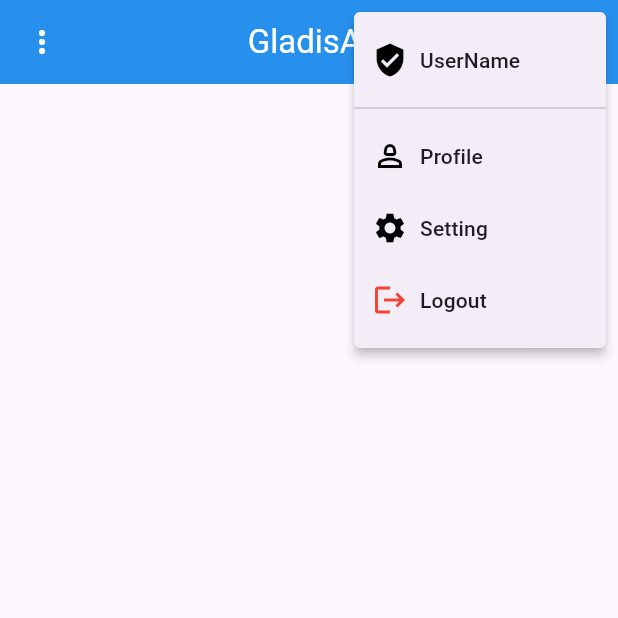
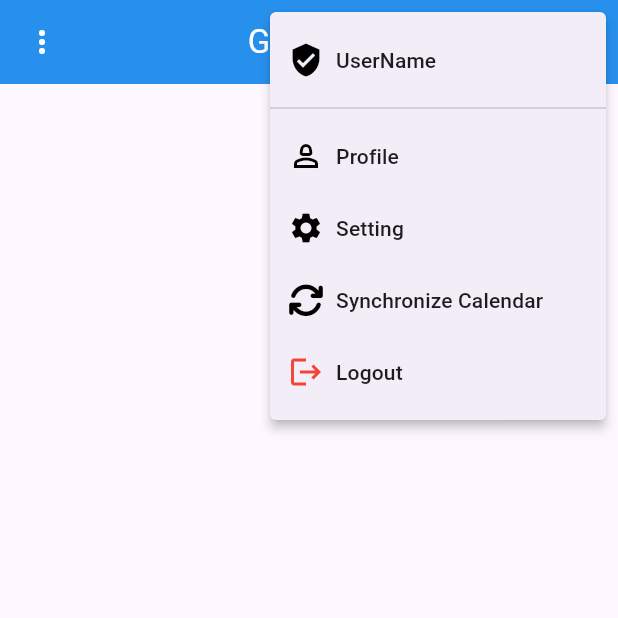
Before and after one commit to amisamyra99/Gladis, a Flutter app: the MyAppBar screen opened directly, after a tap on the "person" icon, on a phone screen of 412 x 824 dp, the top half of it. Run offline on Flutter 3.47's test engine with Material 3 defaults, Android fonts, the light colour scheme and no system bars; our stand-ins replace cloud_firestore, flutter_speed_dial, font_awesome_flutter, get, syncfusion_flutter_calendar; missing offline and left inert: omni_datetime_picker, switcher_button; accounts and stored records are empty.

Commit message:
Appbar updated to add Sync Calender option under the user profile popupmenuitems. A new file (sync_calender_dialog.dart) added which popup on click of the Synchronize Calender popupmenuitem.

```diff
--- a/repoGladis/lib/views/widgets/app_bar.dart
+++ b/repoGladis/lib/views/widgets/app_bar.dart
@@ -1,15 +1,25 @@
+// main.dart
 import 'package:flutter/material.dart';
 import 'package:get/get.dart';
 import 'package:repo/views/Authentification/login_screen.dart';
+import 'package:syncfusion_flutter_calendar/calendar.dart';
+import 'package:font_awesome_flutter/font_awesome_flutter.dart';
+import 'package:repo/views/widgets/sync_calender_dialog.dart';
 
-import 'package:syncfusion_flutter_calendar/calendar.dart';
+class MyAppBar extends StatefulWidget implements PreferredSizeWidget {
+  const MyAppBar({super.key});
 
+  @override
+  _MyAppBarState createState() => _MyAppBarState();
 
-class MyAppBar extends StatelessWidget implements PreferredSizeWidget{
-  const MyAppBar({super.key});
+  @override
+  Size get preferredSize => Size.fromHeight(kToolbarHeight);
+}
+
+class _MyAppBarState extends State<MyAppBar> {
   @override
   Widget build(BuildContext context) {
-    return  Scaffold(
+    return Scaffold(
       appBar: AppBar(
         title: Text(
           "GladisAI",
@@ -21,8 +31,9 @@ class MyAppBar extends StatelessWidget implements PreferredSizeWidget{
         leading: PopupMenuButton(
           icon: Icon(
             Icons.more_vert,
-        color: Colors.white,),
-      itemBuilder: (context)=>[
+            color: Colors.white,
+          ),
+          itemBuilder: (context) => [
             PopupMenuItem(
               child: Row(
                 children: [
@@ -64,15 +75,12 @@ class MyAppBar extends StatelessWidget implements PreferredSizeWidget{
               value: "schedule",
             ),
           ],
-      onSelected: (String value){
-        if(value == "day"){
+          onSelected: (String value) {
+            if (value == "day") {
               Get.to(Login());
-        }
-        else if(value == "week"){
+            } else if (value == "week") {
               Get.to(Login());
-
-        }
-        else if(value == "month"){
+            } else if (value == "month") {
               Get.to(Login());
             }
           },
@@ -80,14 +88,17 @@ class MyAppBar extends StatelessWidget implements PreferredSizeWidget{
         actions: [
           _buildUserMenu(context)
         ],
-
-
       ),
     );
   }
-  @override
-  // TODO: implement preferredSize
-  Size get preferredSize => Size.fromHeight(kToolbarHeight);
+
+  void _showSyncCalenderDialog() {
+    showDialog(
+      context: context,
+      builder: (BuildContext context) {
+        return SyncCalenderDialog();  // Show the dialog
+      },
+    );
   }
 
   Widget _buildUserMenu(BuildContext context) {
@@ -126,6 +137,16 @@ Widget _buildUserMenu(BuildContext context) {
           ),
         ),
         PopupMenuItem<String>(
+          value: 'Sync',
+          child: Row(
+            children: [
+              FaIcon(FontAwesomeIcons.sync, color: Colors.black,),
+              SizedBox(width: 8),
+              Text("Synchronize Calendar")
+            ],
+          ),
+        ),
+        PopupMenuItem<String>(
           value: 'Logout',
           child: Row(
             children: [
@@ -141,10 +162,12 @@ Widget _buildUserMenu(BuildContext context) {
           // Add Profile logic here
         } else if (value == 'Settings') {
           // Add settings logic here
-      }
-      else{
-        //Add logout logic here
+        } else if (value == 'Sync') {
+          _showSyncCalenderDialog();
+        } else {
+          // Add logout logic here
         }
       },
     );
   }
+}
--- a/repoGladis/pubspec.yaml
+++ b/repoGladis/pubspec.yaml
@@ -39,6 +39,7 @@ dependencies:
   cloud_firestore: ^1.0.7
   firebase_core_platform_interface: 4.5.1
   switcher_button: ^0.0.4
+  font_awesome_flutter: ^10.1.0
 
 
   # The following adds the Cupertino Icons font to your application.
```
Also changed, not shown: repoGladis/lib/views/widgets/sync_calender_dialog.dart (added, +43 -0 lines), repoGladis/pubspec.lock. Lines whose indentation alone changed are shown as unchanged.
